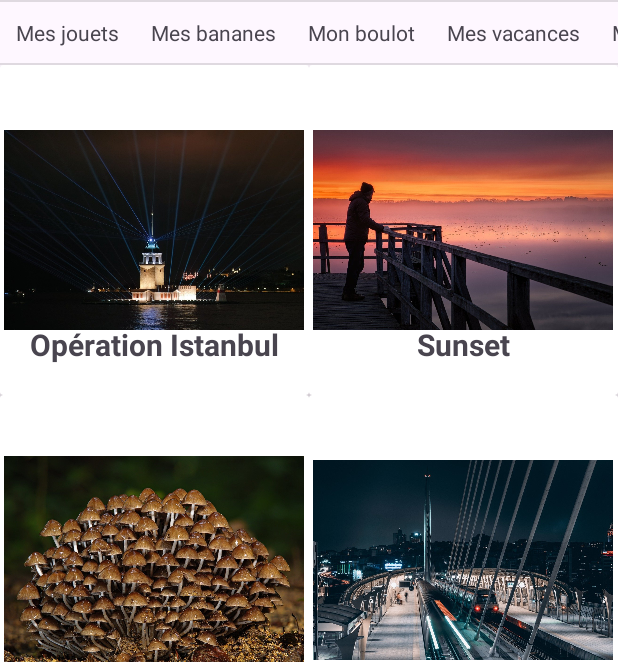
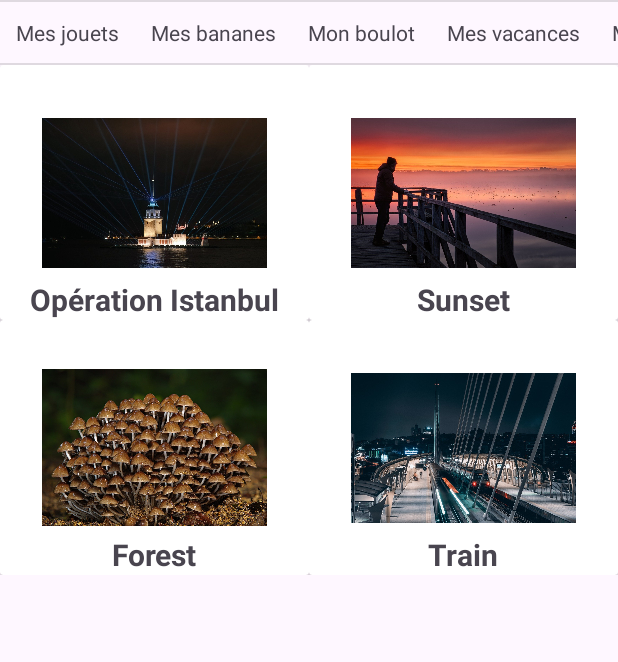
Before and after one commit to simslay/Banana_James, an Android app: the screen it shows after launch (MainActivity), on a phone screen of 412 x 824 dp, the part 574-1236 px from its top. Run offline under Robolectric (Android 15) with nearby library versions, the phone set to English and light mode, and no system bars.

Commit message:
Continue design

```diff
--- a/app/src/main/res/layout/activity_main.xml
+++ b/app/src/main/res/layout/activity_main.xml
@@ -199,8 +199,8 @@
                     app:layout_constraintTop_toTopOf="parent"
                     app:layout_constraintBottom_toTopOf="@+id/cardView3">
                     <ImageView
-                        android:layout_width="200dp"
-                        android:layout_height="200dp"
+                        android:layout_width="150dp"
+                        android:layout_height="150dp"
                         android:layout_gravity="center"
                         android:src="@drawable/image_maidens_tower"
                         android:layout_margin="10dp"
@@ -212,7 +212,6 @@
                         android:text="Opération Istanbul"
                         android:layout_gravity="bottom|center_horizontal"
                         android:layout_marginTop="20dp"
-                        android:layout_marginBottom="20dp"
                         android:textSize="20sp"
                         android:textStyle="bold" />
                 </androidx.cardview.widget.CardView>
@@ -226,8 +225,8 @@
                     app:layout_constraintTop_toTopOf="parent"
                     app:layout_constraintBottom_toTopOf="@+id/cardView4">
                     <ImageView
-                        android:layout_width="200dp"
-                        android:layout_height="200dp"
+                        android:layout_width="150dp"
+                        android:layout_height="150dp"
                         android:layout_gravity="center"
                         android:src="@drawable/image_man"
                         android:layout_margin="10dp"
@@ -239,7 +238,6 @@
                         android:text="Sunset"
                         android:layout_gravity="bottom|center_horizontal"
                         android:layout_marginTop="20dp"
-                        android:layout_marginBottom="20dp"
                         android:textSize="20sp"
                         android:textStyle="bold" />
                 </androidx.cardview.widget.CardView>
@@ -254,8 +252,8 @@
                     app:layout_constraintTop_toBottomOf="@+id/cardView1"
                     app:layout_constraintBottom_toBottomOf="parent">
                     <ImageView
-                        android:layout_width="200dp"
-                        android:layout_height="200dp"
+                        android:layout_width="150dp"
+                        android:layout_height="150dp"
                         android:layout_gravity="center"
                         android:src="@drawable/image_mushrooms"
                         android:layout_margin="10dp"
@@ -267,7 +265,6 @@
                         android:text="Forest"
                         android:layout_gravity="bottom|center_horizontal"
                         android:layout_marginTop="20dp"
-                        android:layout_marginBottom="20dp"
                         android:textSize="20sp"
                         android:textStyle="bold" />
                 </androidx.cardview.widget.CardView>
@@ -281,8 +278,8 @@
                     app:layout_constraintTop_toBottomOf="@+id/cardView2"
                     app:layout_constraintBottom_toBottomOf="parent">
                     <ImageView
-                        android:layout_width="200dp"
-                        android:layout_height="200dp"
+                        android:layout_width="150dp"
+                        android:layout_height="150dp"
                         android:layout_gravity="center"
                         android:src="@drawable/image_turkey"
                         android:layout_margin="10dp"
@@ -294,7 +291,6 @@
                         android:text="Train"
                         android:layout_gravity="bottom|center_horizontal"
                         android:layout_marginTop="20dp"
-                        android:layout_marginBottom="20dp"
                         android:textSize="20sp"
                         android:textStyle="bold" />
                 </androidx.cardview.widget.CardView>
```
